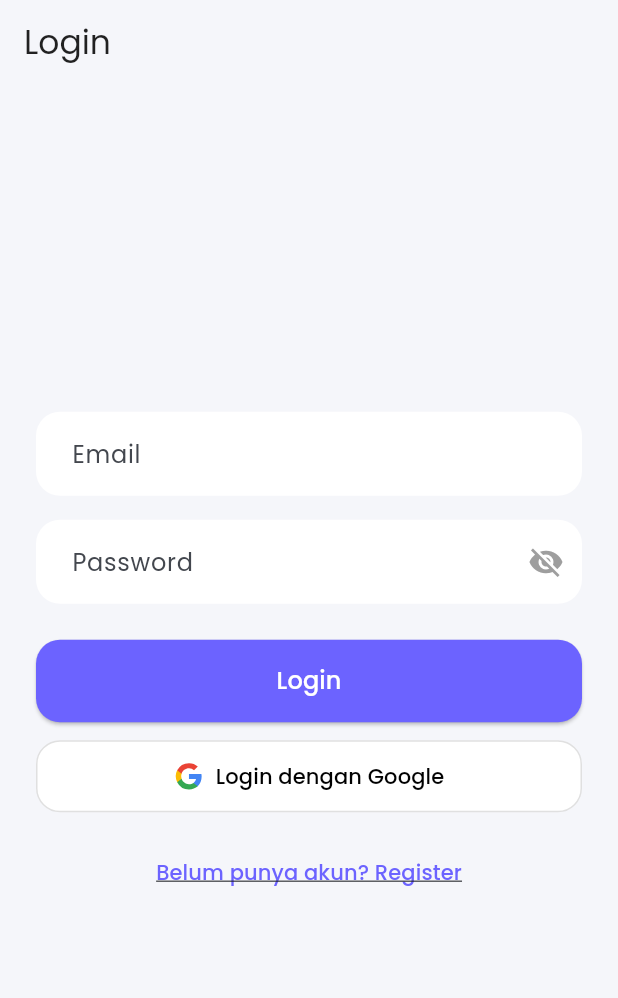
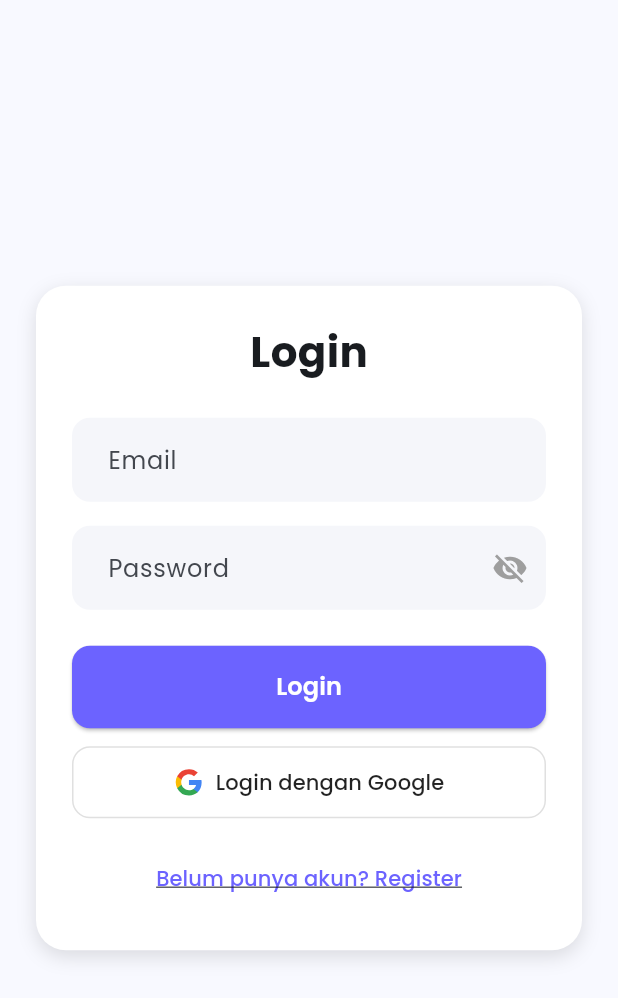
Before and after one commit to Lxtream23/tugas_uas, a Flutter app: the screen it shows after launch, on a phone screen of 412 x 824 dp. Shown: the top 998 px of the screen. Run offline on Flutter 3.47's test engine with Material 3 defaults, Android fonts, the phone set to English and light mode, and no system bars; our stand-ins replace another_flushbar, file_picker, flutter_colorpicker, flutter_local_notifications, flutter_svg, google_fonts and 7 more; missing offline and left inert: android_alarm_manager_plus, googleapis, universal_html; accounts and stored records are empty; generated files the repository leaves out were written again.

Commit message:
merubah halaman login

```diff
--- a/lib/pages/auth/login_page.dart
+++ b/lib/pages/auth/login_page.dart
@@ -55,18 +55,34 @@ class _LoginPageState extends State<LoginPage> {
   @override
   Widget build(BuildContext context) {
     return Scaffold(
-      backgroundColor: const Color(0xFFF5F6FA),
-      appBar: AppBar(
-        title: Text('Login', style: GoogleFonts.poppins(color: Colors.black87)),
-        backgroundColor: Colors.transparent,
-        elevation: 0,
-        foregroundColor: Colors.black87,
-      ),
+      backgroundColor: const Color(0xFFF8F9FF),
       body: Center(
         child: SingleChildScrollView(
           padding: const EdgeInsets.all(24),
+          child: Container(
+            padding: const EdgeInsets.all(24),
+            decoration: BoxDecoration(
+              color: Colors.white,
+              borderRadius: BorderRadius.circular(20),
+              boxShadow: [
+                BoxShadow(
+                  color: Colors.black12,
+                  blurRadius: 10,
+                  offset: const Offset(0, 4),
+                ),
+              ],
+            ),
             child: Column(
+              crossAxisAlignment: CrossAxisAlignment.center,
               children: [
+                Text(
+                  'Login',
+                  style: GoogleFonts.poppins(
+                    fontSize: 28,
+                    fontWeight: FontWeight.bold,
+                  ),
+                ),
+                const SizedBox(height: 24),
                 TextField(
                   controller: _emailController,
                   style: GoogleFonts.poppins(),
@@ -74,13 +90,13 @@ class _LoginPageState extends State<LoginPage> {
                     hintText: 'Email',
                     hintStyle: GoogleFonts.poppins(),
                     filled: true,
-                  fillColor: Colors.white,
+                    fillColor: const Color(0xFFF5F6FA),
                     contentPadding: const EdgeInsets.symmetric(
                       vertical: 16,
                       horizontal: 20,
                     ),
                     border: OutlineInputBorder(
-                    borderRadius: BorderRadius.circular(16),
+                      borderRadius: BorderRadius.circular(12),
                       borderSide: BorderSide.none,
                     ),
                   ),
@@ -94,13 +110,13 @@ class _LoginPageState extends State<LoginPage> {
                     hintText: 'Password',
                     hintStyle: GoogleFonts.poppins(),
                     filled: true,
-                  fillColor: Colors.white,
+                    fillColor: const Color(0xFFF5F6FA),
                     contentPadding: const EdgeInsets.symmetric(
                       vertical: 16,
                       horizontal: 20,
                     ),
                     border: OutlineInputBorder(
-                    borderRadius: BorderRadius.circular(16),
+                      borderRadius: BorderRadius.circular(12),
                       borderSide: BorderSide.none,
                     ),
                     suffixIcon: IconButton(
@@ -129,19 +145,19 @@ class _LoginPageState extends State<LoginPage> {
                           backgroundColor: const Color(0xFF6C63FF),
                           padding: const EdgeInsets.symmetric(vertical: 16),
                           shape: RoundedRectangleBorder(
-                          borderRadius: BorderRadius.circular(16),
+                            borderRadius: BorderRadius.circular(12),
                           ),
                         ),
                         child: Text(
                           'Login',
                           style: GoogleFonts.poppins(
                             fontSize: 16,
+                            fontWeight: FontWeight.w600,
                             color: Colors.white,
                           ),
                         ),
                       ),
                     ),
-
                 const SizedBox(height: 12),
                 SizedBox(
                   width: double.infinity,
@@ -151,14 +167,14 @@ class _LoginPageState extends State<LoginPage> {
                       height: 20,
                     ),
                     label: Text(
-                    "Login dengan Google",
-                    style: GoogleFonts.poppins(color: Colors.black),
+                      'Login dengan Google',
+                      style: GoogleFonts.poppins(color: Colors.black87),
                     ),
                     style: OutlinedButton.styleFrom(
+                      padding: const EdgeInsets.symmetric(vertical: 14),
                       backgroundColor: Colors.white,
-                    padding: const EdgeInsets.symmetric(vertical: 14),
                       shape: RoundedRectangleBorder(
-                      borderRadius: BorderRadius.circular(16),
+                        borderRadius: BorderRadius.circular(12),
                       ),
                       side: const BorderSide(color: Colors.black12),
                     ),
@@ -184,6 +200,7 @@ class _LoginPageState extends State<LoginPage> {
             ),
           ),
         ),
+      ),
     );
   }
 }
```
Lines whose indentation alone changed are shown as unchanged.
